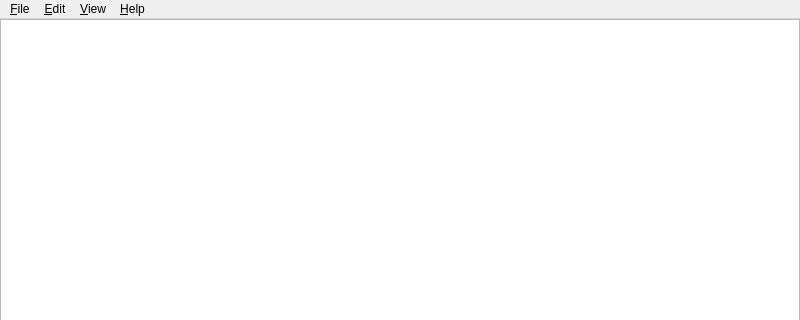
The window that src/MainWindow.ui (laikatoolbox/laika-notepad) describes before a commit, drawn with Qt 5; both pictures show x 0 to 800 and y 0 to 320 of the 800 by 600 pixel window.
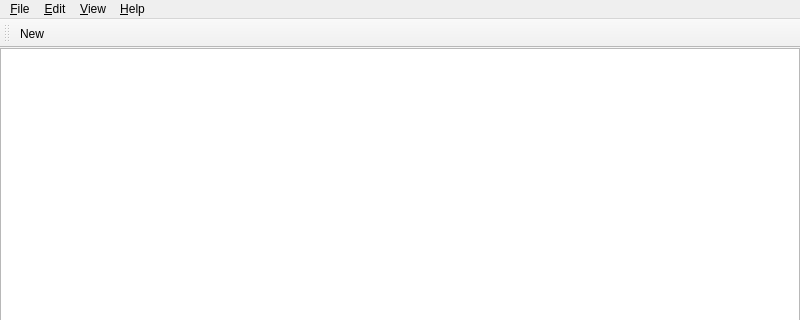
The same window after the commit. Custom widgets are drawn as their Qt base class.

```diff
--- a/src/MainWindow.ui
+++ b/src/MainWindow.ui
@@ -81,9 +81,21 @@
    <addaction name="menu_Help"/>
   </widget>
   <widget class="QStatusBar" name="statusbar"/>
+  <widget class="QToolBar" name="toolBar">
+   <property name="windowTitle">
+    <string>toolBar</string>
+   </property>
+   <attribute name="toolBarArea">
+    <enum>TopToolBarArea</enum>
+   </attribute>
+   <attribute name="toolBarBreak">
+    <bool>false</bool>
+   </attribute>
+   <addaction name="actionNew"/>
+  </widget>
   <action name="actionNew">
    <property name="text">
-    <string>New</string>
+    <string>&amp;New</string>
    </property>
   </action>
   <action name="action_About">
```
Left out of the diff: 28 changed lines with no effect on the pictures.
